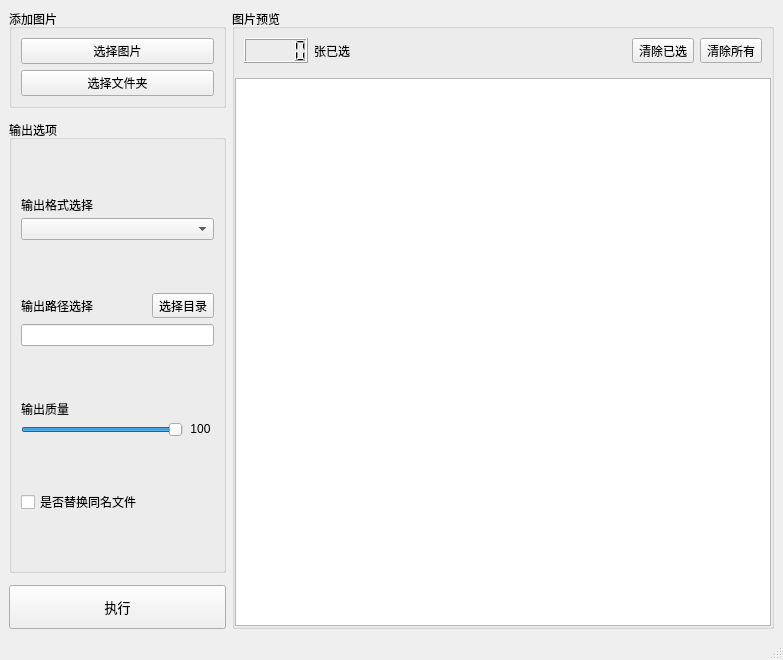
The window that main.ui (Gxstar/image_convert_qt) describes before a commit, drawn with Qt 5.
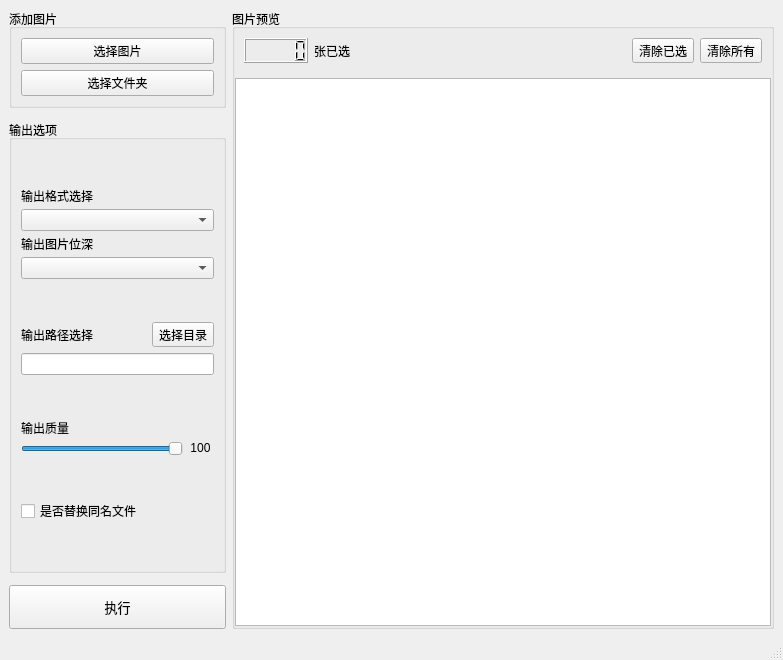
The same window after the commit. Icons and pictures are not drawn.

Commit message:
feat(输出选项): 添加输出图片位深选择功能
为不同图片格式添加位深选择功能，包括自动、8位、10位、12位和16位选项。根据选择的输出格式动态更新可用的位深选项，并在转换过程中传递位深参数。

Diff of the .ui file:
```diff
--- a/main.ui
+++ b/main.ui
@@ -87,6 +87,16 @@
              </property>
             </widget>
            </item>
+           <item>
+            <widget class="QLabel" name="bitSelect">
+             <property name="text">
+              <string>输出图片位深</string>
+             </property>
+            </widget>
+           </item>
+           <item>
+            <widget class="QComboBox" name="bitValue"/>
+           </item>
           </layout>
          </item>
          <item>
```
The commit also changes 2 other files.
